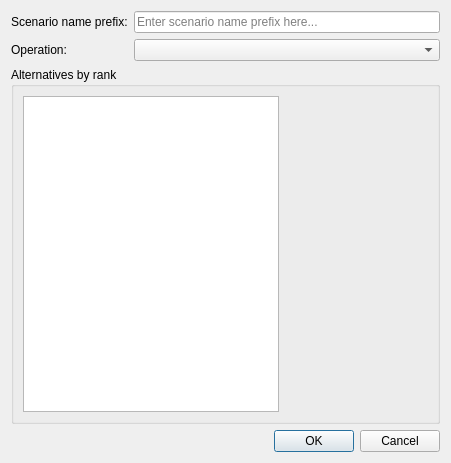
First picture: the form in spinetoolbox/spine_db_editor/ui/scenario_generator.ui, repository spine-tools/Spine-Toolbox, before the edit.
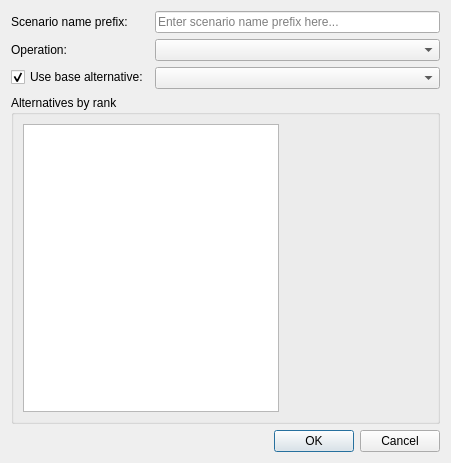
Second picture: the form after the edit.

Commit message:
Add option to include base alternative
It is now possible to include a base alternative to every scenario
created by the Scenario generator.

Re #1666

```diff
--- a/spinetoolbox/spine_db_editor/ui/scenario_generator.ui
+++ b/spinetoolbox/spine_db_editor/ui/scenario_generator.ui
@@ -55,6 +55,22 @@
      <item row="1" column="1">
       <widget class="QComboBox" name="operation_combo_box"/>
      </item>
+     <item row="2" column="0">
+      <widget class="QCheckBox" name="use_base_alternative_check_box">
+       <property name="toolTip">
+        <string>When checked, selected base alternative is added to all scenarios.</string>
+       </property>
+       <property name="text">
+        <string>Use base alternative:</string>
+       </property>
+       <property name="checked">
+        <bool>true</bool>
+       </property>
+      </widget>
+     </item>
+     <item row="2" column="1">
+      <widget class="QComboBox" name="base_alternative_combo_box"/>
+     </item>
     </layout>
    </item>
    <item>
```
The commit also changes 3 other files.
